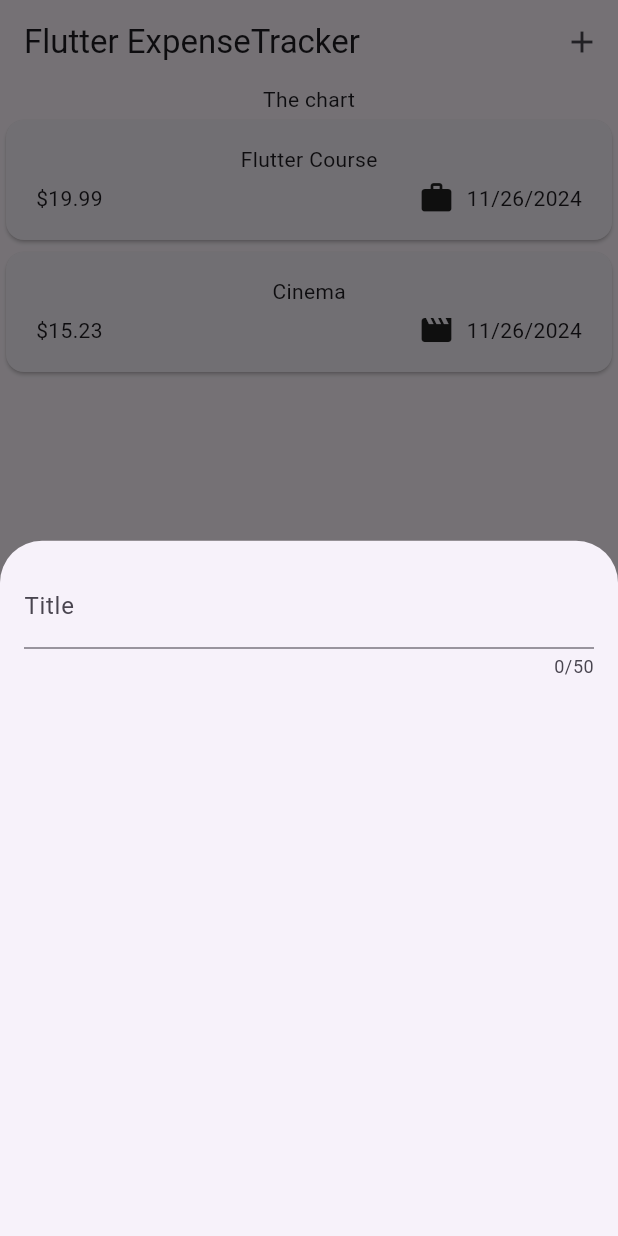
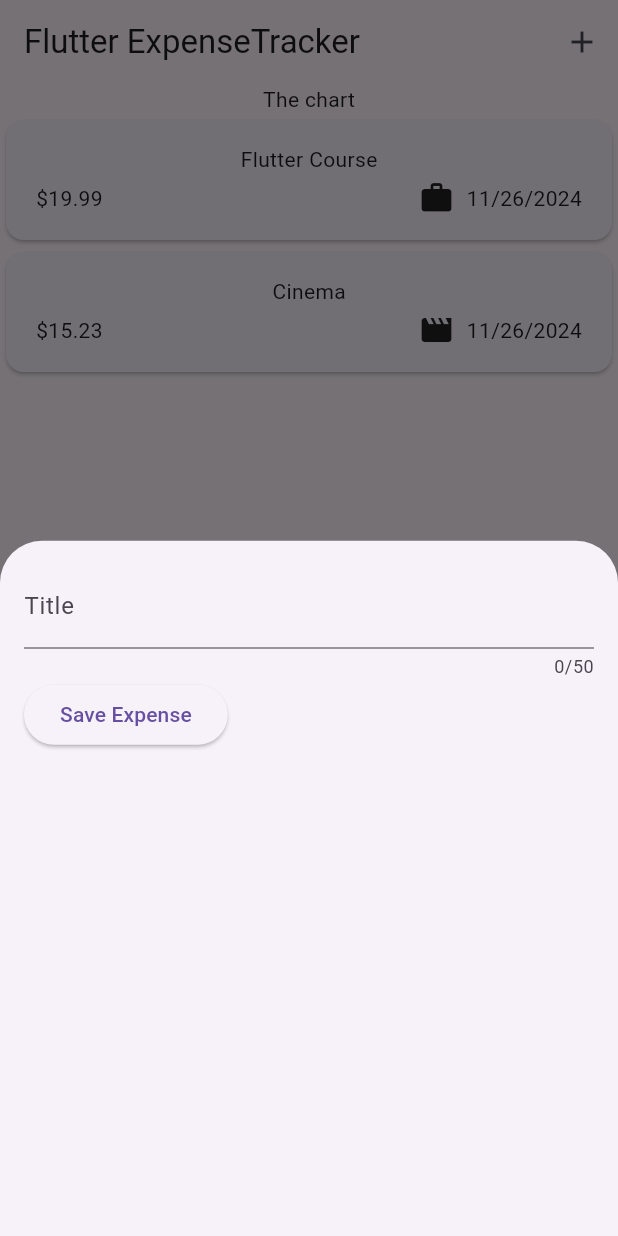
Before and after one commit to CodeLaboratory-Patrick/Flutter_ExpenseTracker, a Flutter app: the screen it shows after launch, after a tap on the "add" icon, on a phone screen of 412 x 824 dp. Run offline on Flutter 3.47's test engine with Material 3 defaults, Android fonts, the phone set to English and light mode, and no system bars.

Commit message:
Getting User Input on Every Keystroke.

```diff
--- a/lib/widgets/new_expense.dart
+++ b/lib/widgets/new_expense.dart
@@ -10,18 +10,33 @@ class NewExpense extends StatefulWidget {
 }
 
 class _NewExpenseState extends State<NewExpense> {
+  var _enteredTitle = '';
+
+  void _saveTitleInput(String inputValue) {
+    _enteredTitle = inputValue;
+  }
+
   @override
   Widget build(BuildContext context) {
     return Padding(
       padding: const EdgeInsets.all(16),
       child: Column(
-        children: const [
+        children: [
           TextField(
+            onChanged: _saveTitleInput,
             maxLength: 50,
-            decoration: InputDecoration(
+            decoration: const InputDecoration(
               label: Text('Title'),
             ),
           ),
+          Row(children: [
+            ElevatedButton(
+              onPressed: () {
+                print(_enteredTitle);
+              },
+              child: const Text('Save Expense'),
+              ),
+          ],),
         ],
       ),
     );
```
